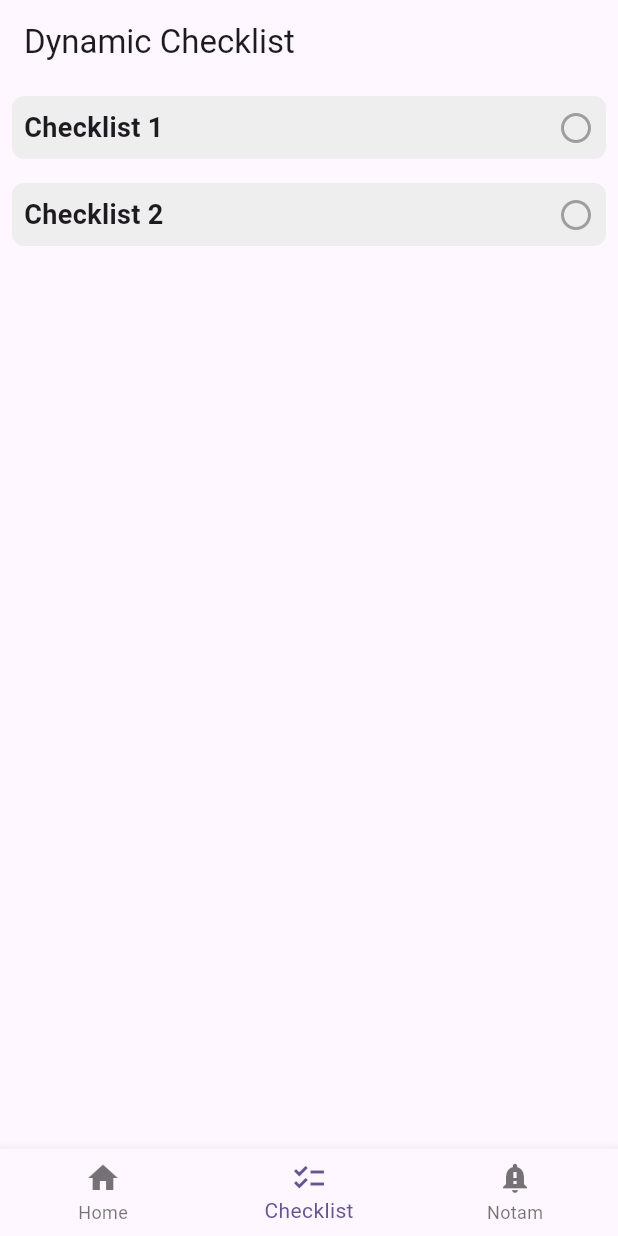
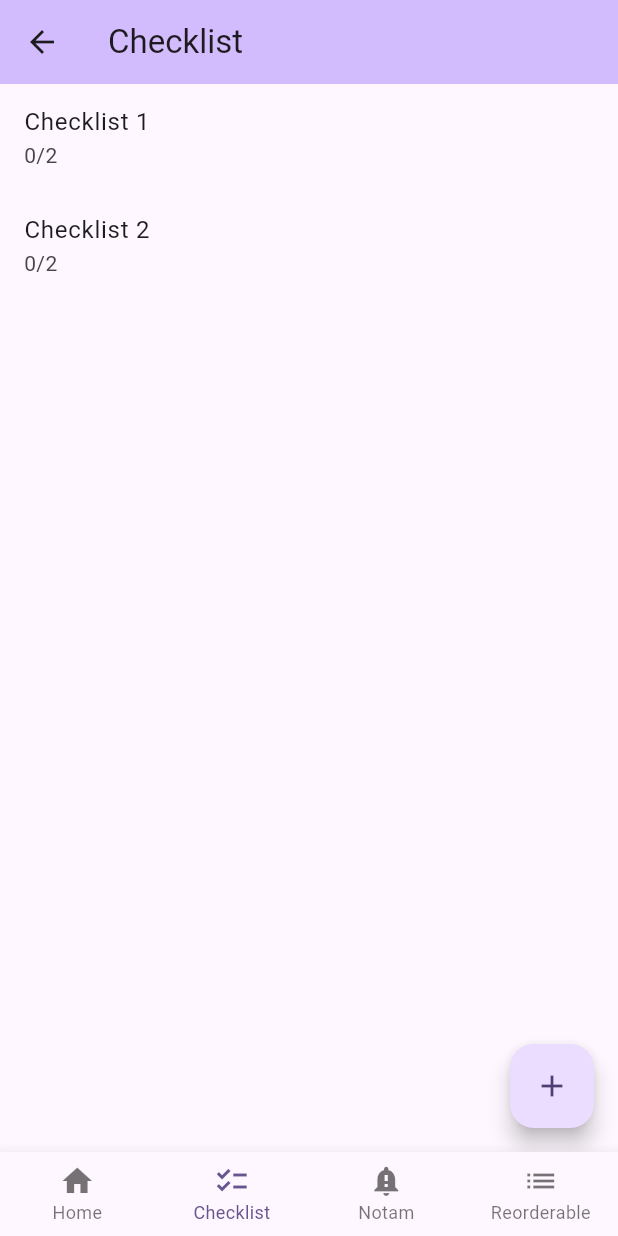
Before and after one commit to l3miage-tornambd/trainingflutter, a Flutter app: the CustomBottomBar screen opened directly, item 2 of the bottom bar chosen, on a phone screen of 412 x 824 dp. Run offline on Flutter 3.47's test engine with Material 3 defaults, Android fonts, the phone set to English and light mode, and no system bars; our stand-ins replace webview_flutter.

Commit message:
Ajout des checklists. Problème: Le reorder ne marche pas même sur un exemple simple

```diff
--- /dev/null
+++ b/lib/models/CheckListNotifier.dart
@@ -0,0 +1,85 @@
+import 'package:flutter/material.dart';
+
+class Item {
+  final int id;
+  final String description;
+  final String category;
+  bool isDone;
+
+  Item({required this.id, required this.description, required this.category, this.isDone = false});
+}
+
+class CheckList {
+  final int id;
+  final String title;
+  final List<Item> items;
+
+  CheckList({required this.id, required this.title, required this.items});
+}
+
+class CheckListNotifier extends ChangeNotifier {
+
+  final List<CheckList> checkLists = [
+    CheckList(
+      id: 1,
+      title: 'Checklist 1',
+      items: [
+        Item(id:101, description: 'Item 1', category: 'Categorie A'),
+        Item(id:102, description: 'Item 2', category: 'Categorie B'),
+      ],
+    ),
+    CheckList(
+      id: 2,
+      title: 'Checklist 2',
+      items: [
+        Item(id:201, description: 'Monter', category: 'Categorie A'),
+        Item(id:202, description: 'Descendre', category: 'Categorie B'),
+      ],
+    ),
+  ];
+
+  void toggleItem(CheckList checkList, Item item) {
+    item.isDone = !item.isDone;
+    notifyListeners();
+  }
+
+  void addCheckList(List<CheckList> checkLists, CheckList checkList) {
+    print('Checklist id: ${checkList.id}');
+    checkLists.add(checkList);
+    notifyListeners();
+  }
+
+  void removeCheckList(List<CheckList> checkLists, CheckList checkList) {
+    checkLists.remove(checkList);
+    notifyListeners();
+  }
+
+  void addItem(CheckList checkList, Item item) {
+    print('Item id: ${item.id}');
+    checkList.items.add(item);
+    notifyListeners();
+  }
+
+  void removeItem(CheckList checkList, Item item) {
+    checkList.items.remove(item);
+    notifyListeners();
+  }
+
+  void reorderItems(CheckList checkList, int oldIndex, int newIndex) {
+    if (newIndex > oldIndex) {
+      newIndex -= 1;
+    }
+    final item = checkList.items.removeAt(oldIndex);
+    checkList.items.insert(newIndex, item);
+    notifyListeners();
+  }
+
+  void reorderCheckLists(int oldIndex, int newIndex) {
+    if (newIndex > oldIndex) {
+      newIndex -= 1;
+    }
+    final checkList = checkLists.removeAt(oldIndex);
+    checkLists.insert(newIndex, checkList);
+    notifyListeners();
+  }
+}
--- a/lib/pages/CheckListsPage.dart
+++ b/lib/pages/CheckListsPage.dart
@@ -1,41 +1,13 @@
 import 'package:flutter/material.dart';
+import 'package:projects/models/CheckListNotifier.dart';
 import 'package:projects/pages/CheckListItemPage.dart';
-import '../models/CheckList.dart';
-import '../widgets/AddItemDialog.dart';
+import 'package:provider/provider.dart';
 
 class CheckListsPage extends StatefulWidget {
 
   final String title;
 
   CheckListsPage({super.key, required this.title});
-
-  final List<CheckList> checkList = [
-    CheckList(
-      title: 'Checklist 1',
-      items: [
-        ChecklistItem(description: 'Item 1', category: 'Categorie A'),
-        ChecklistItem(description: 'Item 2', category: 'Categorie B'),
-        ChecklistItem(description: 'Item 3', category: 'Categorie C'),
-        ChecklistItem(description: 'Item 4', category: 'Categorie D'),
-        ChecklistItem(description: 'Item 5', category: 'Categorie A'),
-        ChecklistItem(description: 'Item 6', category: 'Categorie B'),
-        ChecklistItem(description: 'Item 7', category: 'Categorie C'),
-        ChecklistItem(description: 'Item 8', category: 'Categorie D'),
-        ChecklistItem(description: 'Item 9', category: 'Categorie A'),
-      ],
-    ),
-    CheckList(
-      title: 'Checklist 2',
-      items: [
-        ChecklistItem(description: 'Monter', category: 'Categorie A'),
-        ChecklistItem(description: 'Descendree', category: 'Categorie B'),
-        ChecklistItem(description: 'Laver', category: 'Categorie C'),
-        ChecklistItem(description: 'Manger', category: 'Categorie B'),
-        ChecklistItem(description: 'Mordre', category: 'Categorie A'),
-        ChecklistItem(description: 'Dormir', category: 'Categorie A'),
-      ],
-    ),
-  ];
 
   @override
   State<CheckListsPage> createState() => _CheckListsPageState();
@@ -46,50 +18,47 @@ class _CheckListsPageState extends State<CheckListsPage> {
   @override
   Widget build(BuildContext context) {
 
+    final checkListNotifier = context.watch<CheckListNotifier>();
+
     return Scaffold(
-      appBar: AppBar(title: Text('Dynamic Checklist')),
+      appBar: AppBar(
+        backgroundColor: Theme.of(context).colorScheme.inversePrimary,
+        title: Text(widget.title),
+      ),
       body: ListView.builder(
-        itemCount: widget.checkList.length,
+        itemCount: checkListNotifier.checkLists.length,
         itemBuilder: (context, index) {
-          final checkList = widget.checkList[index];
-          return GestureDetector(
+          final checkList = checkListNotifier.checkLists[index];
+          return ListTile(
+            title: Text(checkList.title),
+            subtitle: checkList.items.isEmpty ? Text('0/0') :
+            Text(checkList.items.every((item) => (item.isDone)) ?
+              '${checkList.items.where((item) => item.isDone).length}/${checkList.items.length} Completed' :
+              '${checkList.items.where((item) => item.isDone).length}/${checkList.items.length}'),
             onTap: () {
-              Navigator.of(context).push(MaterialPageRoute(
-                builder: (context) => ChecklistItemsPage(checklist: checkList),
-              ));
-              // Normalement le setState ici sert à reconstruire le widget quand on revient sur cette page pour prendre en compte les modifs
-              setState(() {});
+              Navigator.push(
+                context,
+                MaterialPageRoute(
+                  builder: (context) => CheckListItemPage(checkList: checkList),
+                ),
+              );
             },
-            child: Container(
-              margin: const EdgeInsets.all(8),
-              padding: const EdgeInsets.all(8),
-              decoration: BoxDecoration(
-                color: Colors.grey[200],
-                borderRadius: BorderRadius.circular(8),
-              ),
-              child: Row(
-                mainAxisAlignment: MainAxisAlignment.spaceBetween,
-                children: [
-                  Text(
-                    checkList.title,
-                    style: const TextStyle(
-                      fontSize: 18,
-                      fontWeight: FontWeight.bold
-                    ),
-                  ),
-                  Icon(
-                    checkList.items.any((item) => !item.isDone)
-                        ? Icons.radio_button_unchecked
-                        : Icons.check_circle,
-                    color: checkList.items.any((item) => !item.isDone)
-                        ? Colors.grey
-                        : Colors.green,
-                  ),
-                ]
-              )
-            )
           );
         },
+      ),
+      floatingActionButton: FloatingActionButton(
+        onPressed: () {
+          checkListNotifier.addCheckList(
+            checkListNotifier.checkLists,
+            CheckList(
+              id: checkListNotifier.checkLists.length + 1,
+              title: 'New Checklist',
+              items: [],
+            ),
+          );
+        },
+        tooltip: 'Add a new checklist',
+        child: const Icon(Icons.add),
       ),
     );
   }
--- a/lib/widgets/CustomBottomBar.dart
+++ b/lib/widgets/CustomBottomBar.dart
@@ -2,6 +2,10 @@ import 'package:flutter/material.dart';
 import 'package:projects/pages/CheckListsPage.dart';
 import 'package:projects/pages/HomePage.dart';
 import 'package:projects/pages/NotamPage.dart';
+import 'package:projects/pages/ReorderableExample.dart';
+import 'package:provider/provider.dart';
+
+import '../models/CheckListNotifier.dart';
 
 class CustomBottomBar extends StatefulWidget {
   const CustomBottomBar({super.key});
@@ -23,6 +27,7 @@ class _CustomBottomBarState extends State<CustomBottomBar> {
       HomePage(title: 'Home Page'),
       CheckListsPage(title: 'Checklist'),
       NotamPage(url: 'https://sofia-briefing.aviation-civile.gouv.fr/sofia/pages/notamadminmenu.html',title: 'Sofia-Briefing Notam'),
+      ReorderableExample()
     ];
   }
 
@@ -34,6 +39,7 @@ class _CustomBottomBarState extends State<CustomBottomBar> {
 
   @override
   Widget build(BuildContext context) {
+
     return Scaffold(
       body: Center(
         child: customBody[_selectedIndex],
@@ -54,7 +60,15 @@ class _CustomBottomBarState extends State<CustomBottomBar> {
             icon: Icon(Icons.notification_important),
             label: 'Notam',
           ),
+          BottomNavigationBarItem(
+            icon: Icon(Icons.list),
+            label: 'Reorderable',
+          ),
         ],
+        type: BottomNavigationBarType.fixed,
+        showUnselectedLabels: true,
+        selectedFontSize: 12,
+        unselectedFontSize: 12,
       ),
     );
   }
```
Also changed, not shown: lib/main.dart (+11 -2 lines), lib/models/CheckList.dart (deleted, +0 -72 lines), lib/pages/CheckListItemPage.dart (+39 -24 lines), lib/pages/ReorderableExample.dart (added, +38 -0 lines), lib/widgets/AddItemDialog.dart (deleted, +0 -73 lines).
